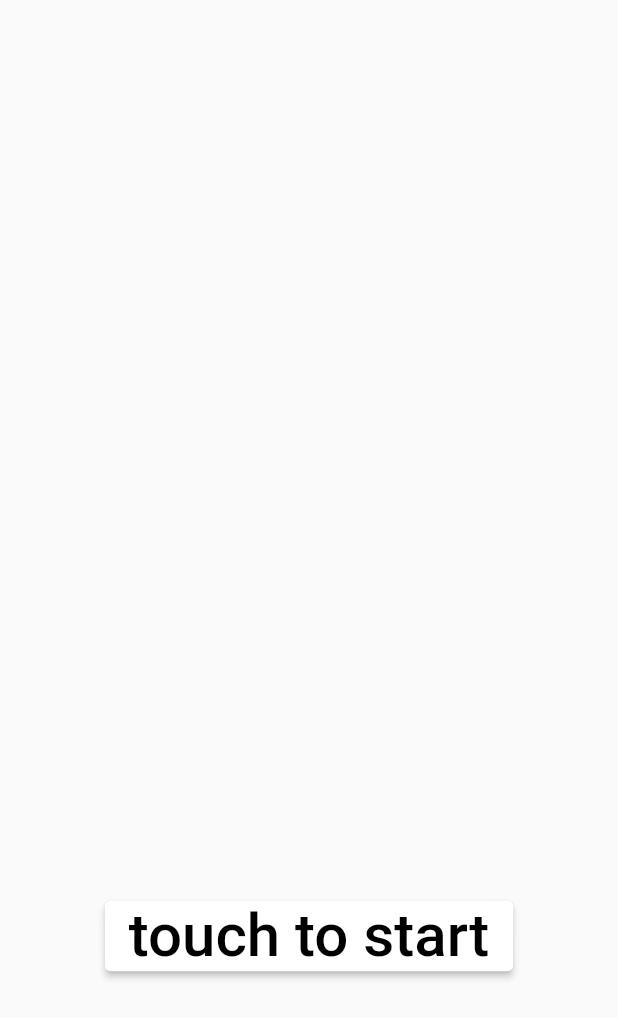
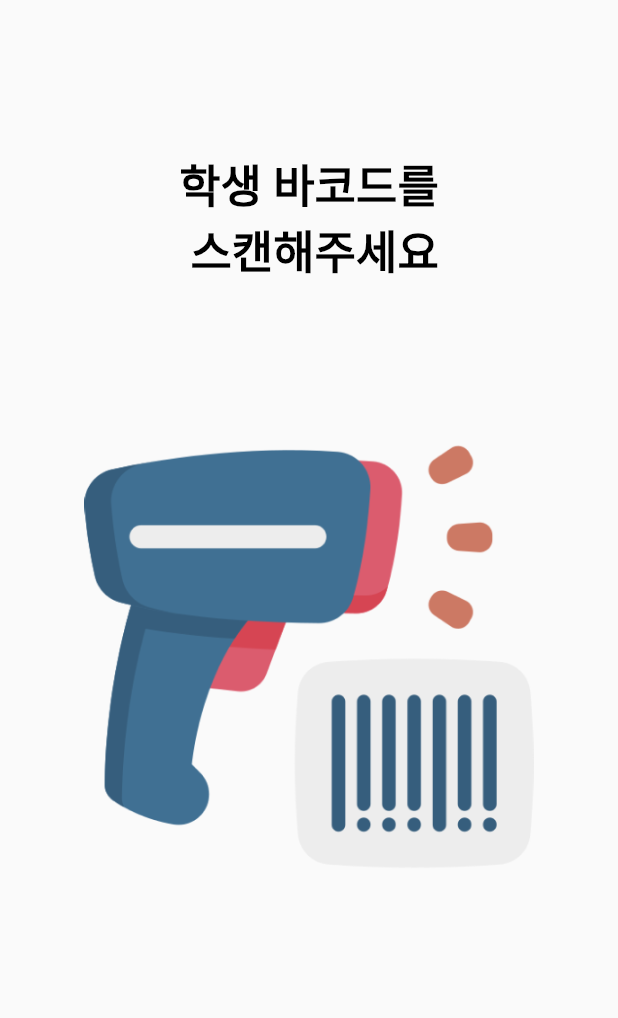
Before and after one commit to hyeonjoonpark/devcoop_self_counter_v1, a Flutter app: the screen it shows after launch, after a tap on "touch to start", on a phone screen of 412 x 824 dp. Shown: the top 1018 px of the screen. Run offline on Flutter 3.47's test engine with Material 2 defaults, Android fonts, the phone set to English and light mode, and no system bars.

Commit message:
FEAT : barcode 페이지

```diff
--- /dev/null
+++ b/lib/presentation/ui/view/barcode_page.dart
@@ -0,0 +1,48 @@
+import 'package:counter/presentation/utils/devcoop_colors.dart';
+import 'package:flutter/material.dart';
+
+void main() {
+  runApp(MaterialApp(
+    home: Barcode(),
+  ));
+}
+
+class Barcode extends StatefulWidget {
+  Barcode();
+
+  @override
+  _MyAppState createState() => _MyAppState();
+}
+
+class _MyAppState extends State<Barcode> {
+  @override
+  Widget build(BuildContext context) {
+    return Scaffold(
+      body: Center(
+        child: Column(
+          children: [
+            Container(
+              margin: const EdgeInsets.only(top: 100),
+              child: const Text(
+                "학생 바코드를\n 스캔해주세요",
+                style: TextStyle(
+                  fontSize: 30,
+                  color: DevCoopColors.black,
+                  fontWeight: FontWeight.w900,
+                ),
+              ),
+            ),
+            Container(
+              margin: EdgeInsets.only(top: 100),
+              child: Image.asset(
+                'assets/barcode.png',
+                width: 300,
+                height: 300,
+              ),
+            ),
+          ],
+        ),
+      ),
+    );
+  }
+}
--- a/lib/presentation/ui/view/main_page.dart
+++ b/lib/presentation/ui/view/main_page.dart
@@ -1,6 +1,7 @@
 import 'package:flutter/material.dart';
 import 'package:counter/presentation/utils/devcoop_colors.dart';
 import 'package:counter/presentation/utils/self_counter_button.dart';
+import 'package:counter/presentation/ui/view/barcode_page.dart';
 
 void main() {
   runApp(MaterialApp(home: MyHome()));
@@ -23,7 +24,14 @@ class _MyAppState extends State<MyHome> {
             child: Container(
               margin: const EdgeInsets.only(top: 600), // 사용자 지정 단위로 마진 설정
               child: CounterElevatedButton(
-                onPressed: () {},
+                onPressed: () {
+                  Navigator.pushReplacement(
+                    context,
+                    MaterialPageRoute(
+                      builder: (context) => Barcode(),
+                    ),
+                  );
+                },
                 text: "touch to start",
                 buttonStyle: ButtonStyle(
                   backgroundColor:
```
Also changed, not shown: pubspec.yaml (+6 -7 lines), assets/barcode.png (added).
